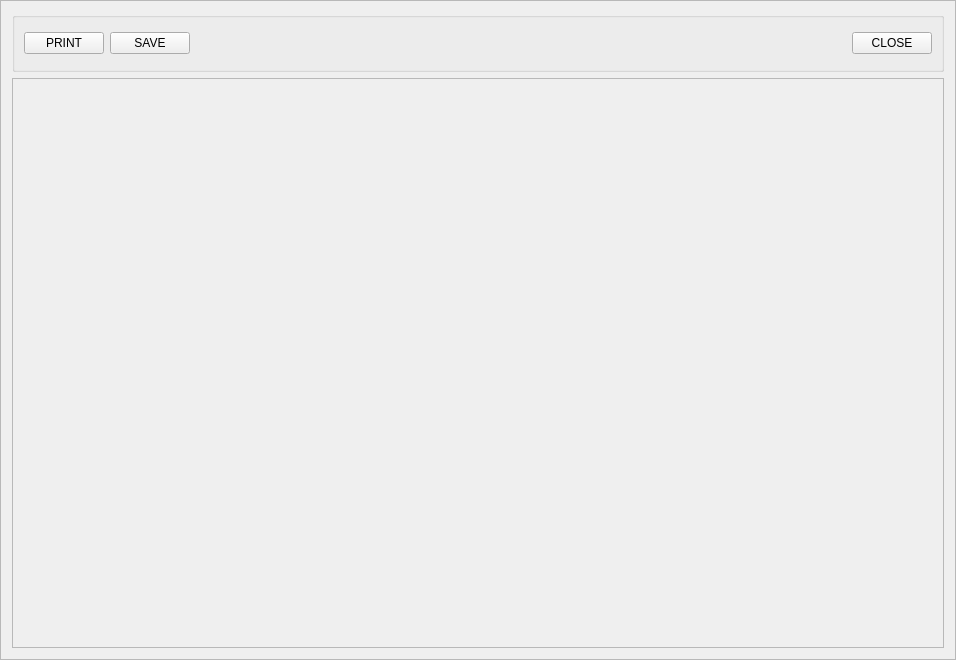
Above: python_interface/uis/drawScenarioFrame.ui from cbgp/diyabc before the change. Below: the same form after it.
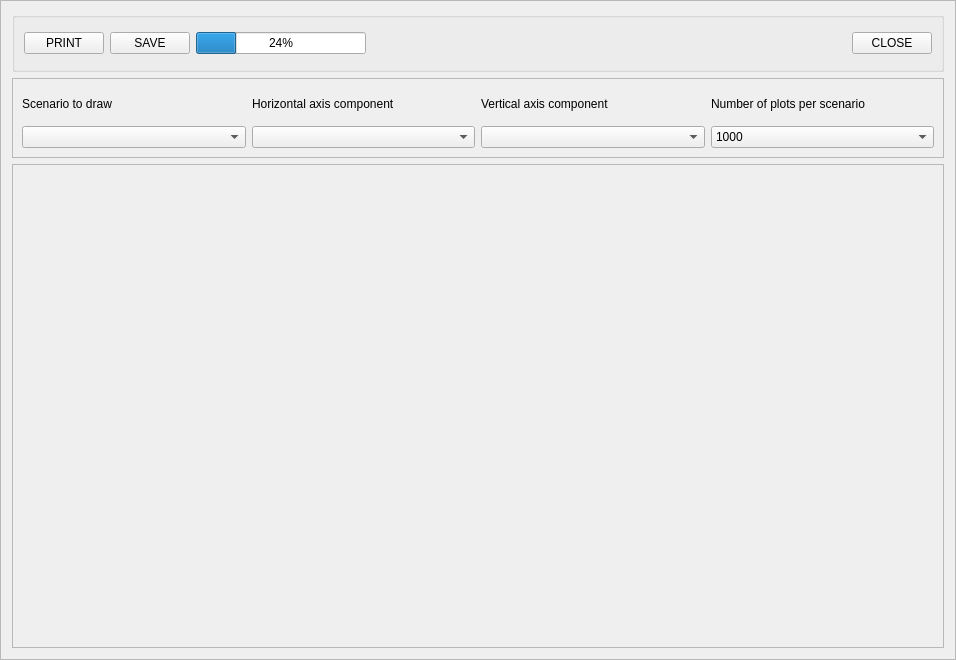
That is the form after the change.

```diff
--- a/python_interface/uis/drawScenarioFrame.ui
+++ b/python_interface/uis/drawScenarioFrame.ui
@@ -58,6 +58,13 @@
         </property>
        </widget>
       </item>
+      <item>
+       <widget class="QProgressBar" name="ACProgress">
+        <property name="value">
+         <number>24</number>
+        </property>
+       </widget>
+      </item>
       <item>
        <spacer name="horizontalSpacer">
         <property name="orientation">
@@ -81,6 +88,96 @@
      </layout>
     </widget>
    </item>
+   <item>
+    <widget class="QFrame" name="PCAFrame">
+     <property name="minimumSize">
+      <size>
+       <width>0</width>
+       <height>80</height>
+      </size>
+     </property>
+     <property name="maximumSize">
+      <size>
+       <width>16777215</width>
+       <height>80</height>
+      </size>
+     </property>
+     <property name="frameShape">
+      <enum>QFrame::StyledPanel</enum>
+     </property>
+     <property name="frameShadow">
+      <enum>QFrame::Raised</enum>
+     </property>
+     <layout class="QGridLayout" name="gridLayout_2">
+      <item row="0" column="0">
+       <widget class="QLabel" name="label_2">
+        <property name="text">
+         <string>Scenario to draw</string>
+        </property>
+       </widget>
+      </item>
+      <item row="0" column="1">
+       <widget class="QLabel" name="label_3">
+        <property name="text">
+         <string>Horizontal axis component</string>
+        </property>
+       </widget>
+      </item>
+      <item row="0" column="3">
+       <widget class="QLabel" name="label_5">
+        <property name="text">
+         <string>Number of plots per scenario</string>
+        </property>
+       </widget>
+      </item>
+      <item row="1" column="0">
+       <widget class="QComboBox" name="scCombo"/>
+      </item>
+      <item row="1" column="1">
+       <widget class="QComboBox" name="compoHCombo"/>
+      </item>
+      <item row="1" column="3">
+       <widget class="QComboBox" name="nbpCombo">
+        <item>
+         <property name="text">
+          <string>1000</string>
+         </property>
+        </item>
+        <item>
+         <property name="text">
+          <string>2000</string>
+         </property>
+        </item>
+        <item>
+         <property name="text">
+          <string>5000</string>
+         </property>
+        </item>
+        <item>
+         <property name="text">
+          <string>10000</string>
+         </property>
+        </item>
+        <item>
+         <property name="text">
+          <string>50000</string>
+         </property>
+        </item>
+       </widget>
+      </item>
+      <item row="0" column="2">
+       <widget class="QLabel" name="label_7">
+        <property name="text">
+         <string>Vertical axis component</string>
+        </property>
+       </widget>
+      </item>
+      <item row="1" column="2">
+       <widget class="QComboBox" name="compoVCombo"/>
+      </item>
+     </layout>
+    </widget>
+   </item>
    <item>
     <widget class="QScrollArea" name="scrollArea">
      <property name="widgetResizable">
@@ -92,7 +189,7 @@
         <x>0</x>
         <y>0</y>
         <width>930</width>
-        <height>568</height>
+        <height>482</height>
        </rect>
       </property>
       <layout class="QVBoxLayout" name="verticalLayout_2">
```
